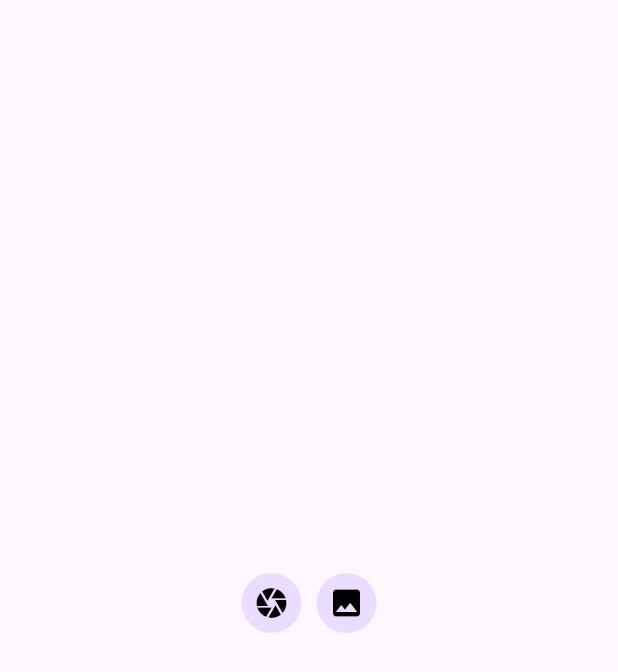
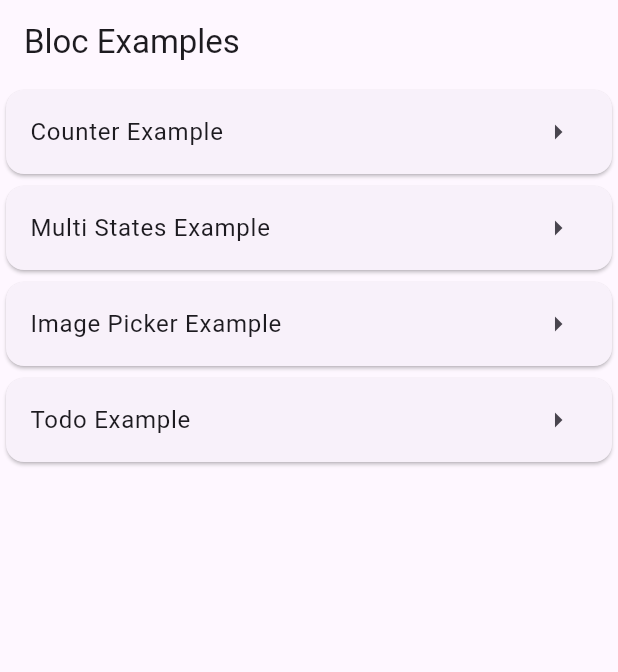
Before and after one commit to sarahpng/bloc_practice, a Flutter app: the screen it shows after launch, on a phone screen of 412 x 824 dp. Shown: the top 672 px of the screen. Run offline on Flutter 3.47's test engine with Material 3 defaults, Android fonts, the phone set to English and light mode, and no system bars; our stand-ins replace bloc, equatable, flutter_bloc, image_picker.

Commit message:
list with bloc

```diff
--- /dev/null
+++ b/lib/bloc/todo/todo_bloc.dart
@@ -0,0 +1,20 @@
+import 'package:bloc_practice/bloc/todo/todo_event.dart';
+import 'package:bloc_practice/bloc/todo/todo_state.dart';
+import 'package:flutter_bloc/flutter_bloc.dart';
+
+class TodoBloc extends Bloc<TodoEvent, TodoState> {
+  final List<String> todosList = [];
+  TodoBloc() : super(const TodoState()) {
+    on<AddTodoEvent>(_addTodoEvent);
+    on<RemoveTodoEvent>(_removeTodoEvent);
+  }
+  _addTodoEvent(AddTodoEvent event, Emitter<TodoState> emit) {
+    todosList.add(event.todo);
+    emit(state.copywith(todosList: List.from(todosList)));
+  }
+
+  _removeTodoEvent(RemoveTodoEvent event, Emitter<TodoState> emit) {
+    todosList.remove(event.todo);
+    emit(state.copywith(todosList: List.from(todosList)));
+  }
+}
--- /dev/null
+++ b/lib/bloc/todo/todo_event.dart
@@ -0,0 +1,21 @@
+import 'package:equatable/equatable.dart';
+
+abstract class TodoEvent extends Equatable {
+  const TodoEvent();
+}
+
+class AddTodoEvent extends TodoEvent {
+  final String todo;
+  const AddTodoEvent({required this.todo});
+  @override
+  List<Object?> get props => [todo];
+}
+
+class RemoveTodoEvent extends TodoEvent {
+  final Object todo;
+
+  const RemoveTodoEvent({required this.todo});
+
+  @override
+  List<Object?> get props => [];
+}
--- /dev/null
+++ b/lib/bloc/todo/todo_state.dart
@@ -0,0 +1,13 @@
+import 'package:equatable/equatable.dart';
+
+class TodoState extends Equatable {
+  final List<String> todosList;
+  const TodoState({this.todosList = const []});
+
+  @override
+  List<Object?> get props => [todosList];
+
+  TodoState copywith({List<String>? todosList}) {
+    return TodoState(todosList: todosList ?? this.todosList);
+  }
+}
--- a/lib/main.dart
+++ b/lib/main.dart
@@ -1,9 +1,12 @@
 import 'package:bloc_practice/bloc/counter/counter_bloc.dart';
 import 'package:bloc_practice/bloc/image_picker/image_picker_bloc.dart';
 import 'package:bloc_practice/bloc/switch/switch_bloc.dart';
+import 'package:bloc_practice/bloc/todo/todo_bloc.dart';
 import 'package:bloc_practice/screens/counter/counter_screen.dart';
 import 'package:bloc_practice/screens/image_picker/image_picker_screen.dart';
+import 'package:bloc_practice/screens/menu_screen.dart';
 import 'package:bloc_practice/screens/switch_example/switch_example_screen.dart';
+import 'package:bloc_practice/screens/todo_screen/todo_screen.dart';
 import 'package:bloc_practice/utils/image_picker_utils.dart';
 import 'package:flutter/material.dart';
 import 'package:flutter_bloc/flutter_bloc.dart';
@@ -15,7 +18,6 @@ void main() {
 class MyApp extends StatelessWidget {
   const MyApp({super.key});
 
-  // This widget is the root of your application.
   @override
   Widget build(BuildContext context) {
     return MultiBlocProvider(
@@ -23,14 +25,23 @@ class MyApp extends StatelessWidget {
         BlocProvider(create: (_) => CounterBloc()),
         BlocProvider(create: (_) => SwitchBloc()),
         BlocProvider(create: (_) => ImagePickerBloc(ImagePickerUtils())),
+        BlocProvider(create: (_) => TodoBloc()),
       ],
       child: MaterialApp(
         title: 'Flutter Demo',
+        debugShowCheckedModeBanner: false,
         theme: ThemeData(
+          useMaterial3: true,
           colorScheme: ColorScheme.fromSeed(seedColor: Colors.deepPurple),
         ),
-        // home: const CounterScreen(),
-        home: const ImagePickerScreen(),
+        initialRoute: '/',
+        routes: {
+          '/': (context) => const MenuScreen(),
+          '/counter': (context) => const CounterScreen(),
+          '/switch': (context) => const SwitchExampleScreen(),
+          '/imagePicker': (context) => const ImagePickerScreen(),
+          '/todo': (context) => const TodoScreen(),
+        },
       ),
     );
   }
--- a/lib/screens/image_picker/image_picker_screen.dart
+++ b/lib/screens/image_picker/image_picker_screen.dart
@@ -18,6 +18,7 @@ class _ImagePickerScreenState extends State<ImagePickerScreen> {
   @override
   Widget build(BuildContext context) {
     return Scaffold(
+      appBar: AppBar(title: const Text('Image Picker')),
       body: BlocBuilder<ImagePickerBloc, ImagePickerState>(
         builder: (context, state) {
           return Column(
--- /dev/null
+++ b/lib/screens/menu_screen.dart
@@ -0,0 +1,52 @@
+import 'package:flutter/material.dart';
+
+class MenuScreen extends StatelessWidget {
+  const MenuScreen({super.key});
+
+  @override
+  Widget build(BuildContext context) {
+    return Scaffold(
+      appBar: AppBar(title: const Text('Bloc Examples')),
+      body: ListView(
+        children: [
+          GestureDetector(
+            onTap: () => Navigator.pushNamed(context, '/counter'),
+            child: Card(
+              child: ListTile(
+                title: Text('Counter Example'),
+                trailing: Icon(Icons.arrow_right),
+              ),
+            ),
+          ),
+          GestureDetector(
+            onTap: () => Navigator.pushNamed(context, '/switch'),
+            child: Card(
+              child: ListTile(
+                title: Text('Multi States Example'),
+                trailing: Icon(Icons.arrow_right),
+              ),
+            ),
+          ),
+          GestureDetector(
+            onTap: () => Navigator.pushNamed(context, '/imagePicker'),
+            child: Card(
+              child: ListTile(
+                title: Text('Image Picker Example'),
+                trailing: Icon(Icons.arrow_right),
+              ),
+            ),
+          ),
+          GestureDetector(
+            onTap: () => Navigator.pushNamed(context, '/todo'),
+            child: Card(
+              child: ListTile(
+                title: Text('Todo Example'),
+                trailing: Icon(Icons.arrow_right),
+              ),
+            ),
+          ),
+        ],
+      ),
+    );
+  }
+}
```
Also changed, not shown: lib/screens/todo_screen/todo_screen.dart (added, +55 -0 lines).
